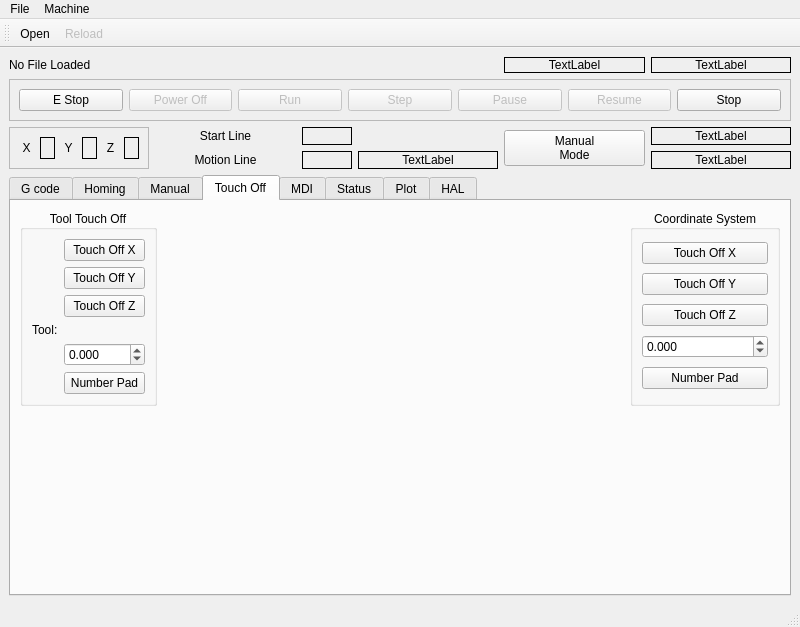
Qt form jet/src/jet.ui (tlight9/jet) before a commit.
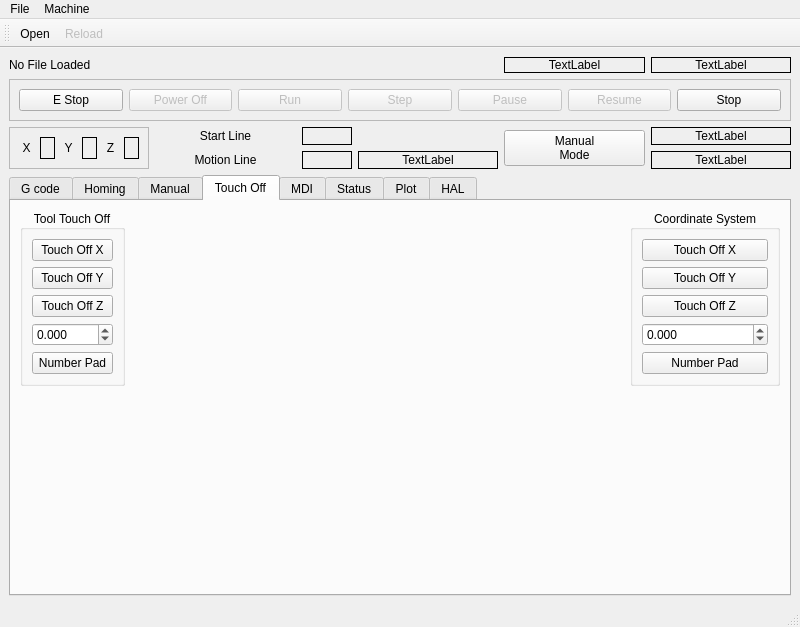
The same form after that commit. The open tabs and pages were chosen to show the change.

Commit message: rename tool touch off buttons

Diff of the .ui file:
```diff
--- a/jet/src/jet.ui
+++ b/jet/src/jet.ui
@@ -909,14 +909,27 @@
            <set>Qt::AlignCenter</set>
           </property>
           <layout class="QGridLayout" name="gridLayout_14">
-           <item row="2" column="1">
-            <widget class="QPushButton" name="tool_touchoff_z">
+           <item row="2" column="0">
+            <widget class="QPushButton" name="z_tool_touchoff_pb">
              <property name="text">
               <string>Touch Off Z</string>
              </property>
             </widget>
            </item>
-           <item row="4" column="1">
+           <item row="4" column="0">
+            <widget class="QPushButton" name="numberpad_pb_2">
+             <property name="text">
+              <string>Number Pad</string>
+             </property>
+             <property name="target" stdset="0">
+              <string>tool_touchoff_dsb</string>
+             </property>
+             <property name="type" stdset="0">
+              <string>float</string>
+             </property>
+            </widget>
+           </item>
+           <item row="3" column="0">
             <widget class="QDoubleSpinBox" name="tool_touchoff_dsb">
              <property name="decimals">
               <number>3</number>
@@ -935,40 +948,20 @@
              </property>
             </widget>
            </item>
-           <item row="0" column="1">
-            <widget class="QPushButton" name="tool_touchoff_x">
+           <item row="0" column="0">
+            <widget class="QPushButton" name="x_tool_touchoff_pb">
              <property name="text">
               <string>Touch Off X</string>
              </property>
             </widget>
            </item>
-           <item row="1" column="1">
-            <widget class="QPushButton" name="tool_touchoff_y">
+           <item row="1" column="0">
+            <widget class="QPushButton" name="y_tool_touchoff_pb">
              <property name="text">
               <string>Touch Off Y</string>
              </property>
             </widget>
            </item>
-           <item row="3" column="0">
-            <widget class="QLabel" name="Tool_no">
-             <property name="text">
-              <string>Tool:</string>
-             </property>
-            </widget>
-           </item>
-           <item row="5" column="1">
-            <widget class="QPushButton" name="numberpad_pb_2">
-             <property name="text">
-              <string>Number Pad</string>
-             </property>
-             <property name="target" stdset="0">
-              <string>tool_touchoff_dsb</string>
-             </property>
-             <property name="type" stdset="0">
-              <string>float</string>
-             </property>
-            </widget>
-           </item>
           </layout>
          </widget>
         </item>
```
The commit also changes 2 other files.
